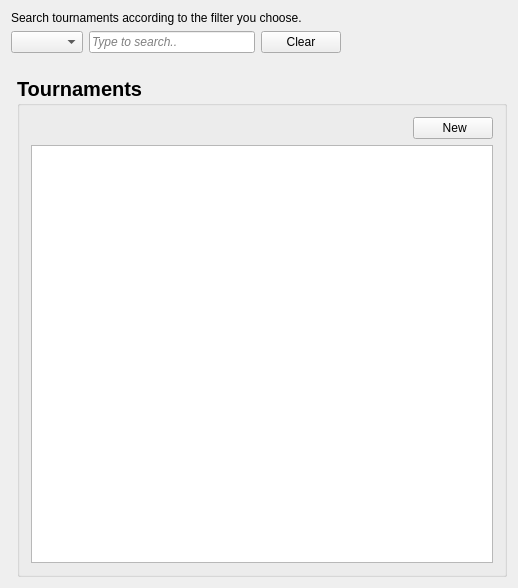
This is src/app/HistoryPage.ui in KadirEmreAVCI/MasterTennisApp as Qt 5 draws it before an edit. The edited form follows.
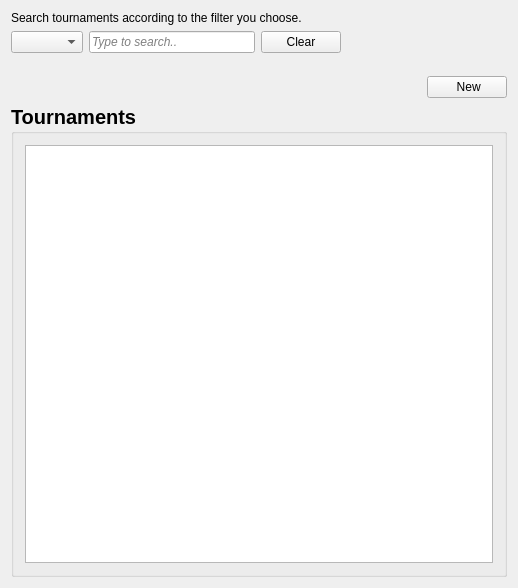
This is the edited form.

Commit message: The new button in HistoryPage has been taken outside of the groupbox.

The edit to the form file:
```diff
--- a/src/app/HistoryPage.ui
+++ b/src/app/HistoryPage.ui
@@ -20,7 +20,9 @@
    <string>Tournament History</string>
   </property>
   <layout class="QGridLayout" name="gridLayout_2">
-   <item row="0" column="0" colspan="2">
+   <item row="0" column="0">
+    <layout class="QVBoxLayout" name="verticalLayout_3">
+     <item>
     <layout class="QVBoxLayout" name="verticalLayout">
      <item>
       <widget class="QLabel" name="label">
@@ -86,19 +88,25 @@
      </item>
     </layout>
    </item>
-   <item row="2" column="1">
-    <widget class="QGroupBox" name="groupBox">
-     <property name="font">
-      <font>
-       <pointsize>15</pointsize>
-       <bold>true</bold>
-      </font>
-     </property>
-     <property name="title">
-      <string>Tournaments</string>
-     </property>
-     <layout class="QGridLayout" name="gridLayout">
-      <item row="0" column="0">
+     <item>
+      <spacer name="verticalSpacer_2">
+       <property name="orientation">
+        <enum>Qt::Orientation::Vertical</enum>
+       </property>
+       <property name="sizeType">
+        <enum>QSizePolicy::Policy::Fixed</enum>
+       </property>
+       <property name="sizeHint" stdset="0">
+        <size>
+         <width>17</width>
+         <height>17</height>
+        </size>
+       </property>
+      </spacer>
+     </item>
+     <item>
+      <layout class="QVBoxLayout" name="verticalLayout_2">
+       <item>
        <layout class="QHBoxLayout" name="horizontalLayout_2">
         <item>
          <spacer name="horizontalSpacer">
@@ -134,7 +142,19 @@
         </item>
        </layout>
       </item>
-      <item row="1" column="0">
+       <item>
+        <widget class="QGroupBox" name="groupBox">
+         <property name="font">
+          <font>
+           <pointsize>15</pointsize>
+           <bold>true</bold>
+          </font>
+         </property>
+         <property name="title">
+          <string>Tournaments</string>
+         </property>
+         <layout class="QGridLayout" name="gridLayout">
+          <item row="0" column="0">
        <widget class="QTableWidget" name="tableWidget">
         <property name="font">
          <font>
@@ -159,21 +179,9 @@
      </layout>
     </widget>
    </item>
-   <item row="1" column="1">
-    <spacer name="verticalSpacer_2">
-     <property name="orientation">
-      <enum>Qt::Orientation::Vertical</enum>
-     </property>
-     <property name="sizeType">
-      <enum>QSizePolicy::Policy::Fixed</enum>
-     </property>
-     <property name="sizeHint" stdset="0">
-      <size>
-       <width>17</width>
-       <height>17</height>
-      </size>
-     </property>
-    </spacer>
+      </layout>
+     </item>
+    </layout>
    </item>
   </layout>
  </widget>
```
Left out of the diff: 2 changed lines with no effect on the pictures. Lines whose indentation alone changed are shown as unchanged. The commit also changes 2 other files.
